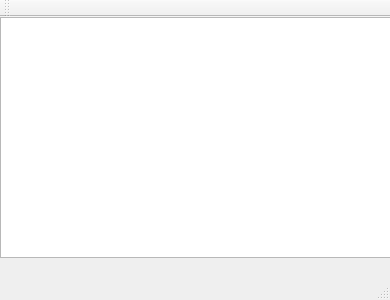
Before: the Qt Designer form qlife/mainwindow.ui in fvoidxf/hashwd, drawn with Qt 5.
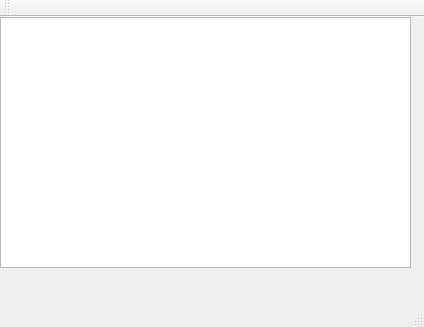
After: the same form once the commit is applied.

What changed in the file:
```diff
--- a/qlife/mainwindow.ui
+++ b/qlife/mainwindow.ui
@@ -6,8 +6,8 @@
    <rect>
     <x>0</x>
     <y>0</y>
-    <width>390</width>
-    <height>300</height>
+    <width>424</width>
+    <height>327</height>
    </rect>
   </property>
   <property name="windowTitle">
@@ -19,8 +19,8 @@
      <rect>
       <x>0</x>
       <y>0</y>
-      <width>391</width>
-      <height>241</height>
+      <width>411</width>
+      <height>251</height>
      </rect>
     </property>
    </widget>
```
Left out of the diff: 2 changed lines with no effect on the pictures.
